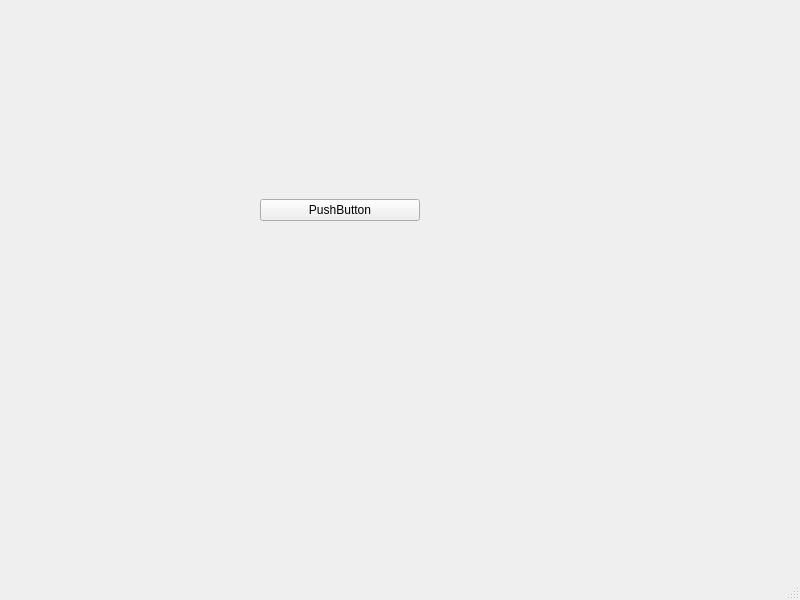
The window that mainwindow.ui (nguyenvukhang/canvas-sync) describes before a commit, drawn with Qt 5.
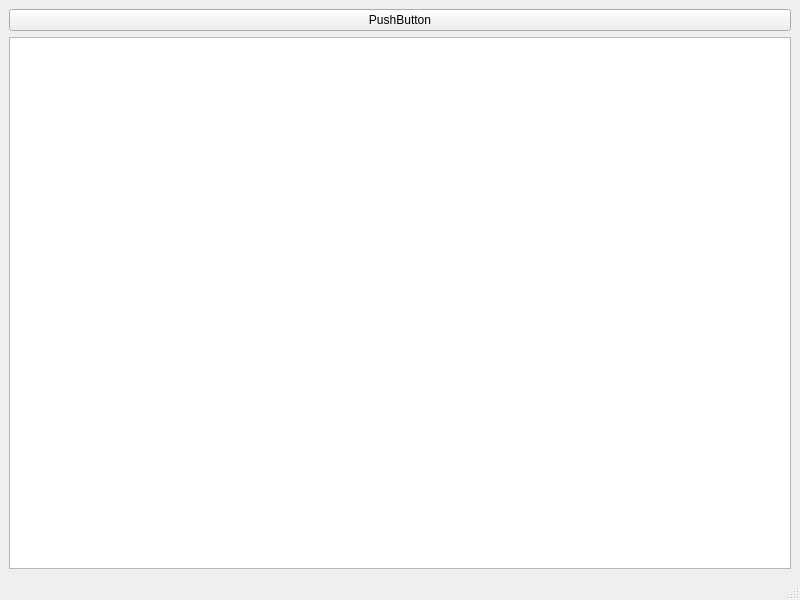
The same window after the commit. Custom widgets are drawn as their Qt base class.

```diff
--- a/mainwindow.ui
+++ b/mainwindow.ui
@@ -14,26 +14,19 @@
    <string>MainWindow</string>
   </property>
   <widget class="QWidget" name="centralwidget">
-   <widget class="QWidget" name="gridLayoutWidget">
-    <property name="geometry">
-     <rect>
-      <x>260</x>
-      <y>170</y>
-      <width>160</width>
-      <height>80</height>
-     </rect>
-    </property>
-    <layout class="QGridLayout" name="gridLayout">
-     <item row="0" column="0">
+      <layout class="QVBoxLayout" name="verticalLayout">
+        <item>
       <widget class="QPushButton" name="pushButton">
        <property name="text">
         <string>PushButton</string>
        </property>
       </widget>
      </item>
-    </layout>
-   </widget>
-  </widget>
+        <item>
+          <widget class="ClickableTreeView" name="treeView" />
+        </item>
+      </layout>
+    </widget>
   <widget class="QMenuBar" name="menubar">
    <property name="geometry">
     <rect>
@@ -44,8 +37,15 @@
     </rect>
    </property>
   </widget>
-  <widget class="QStatusBar" name="statusbar"/>
- </widget>
- <resources/>
- <connections/>
+    <widget class="QStatusBar" name="statusbar" />
+  </widget>
+  <customwidgets>
+    <customwidget>
+      <class>ClickableTreeView</class>
+      <extends>QTreeView</extends>
+      <header>../../../clickable_tree_view.h</header>
+    </customwidget>
+  </customwidgets>
+  <resources />
+  <connections />
 </ui>
```
Left out of the diff: 2 changed lines with no effect on the pictures. Lines whose indentation alone changed are shown as unchanged.
